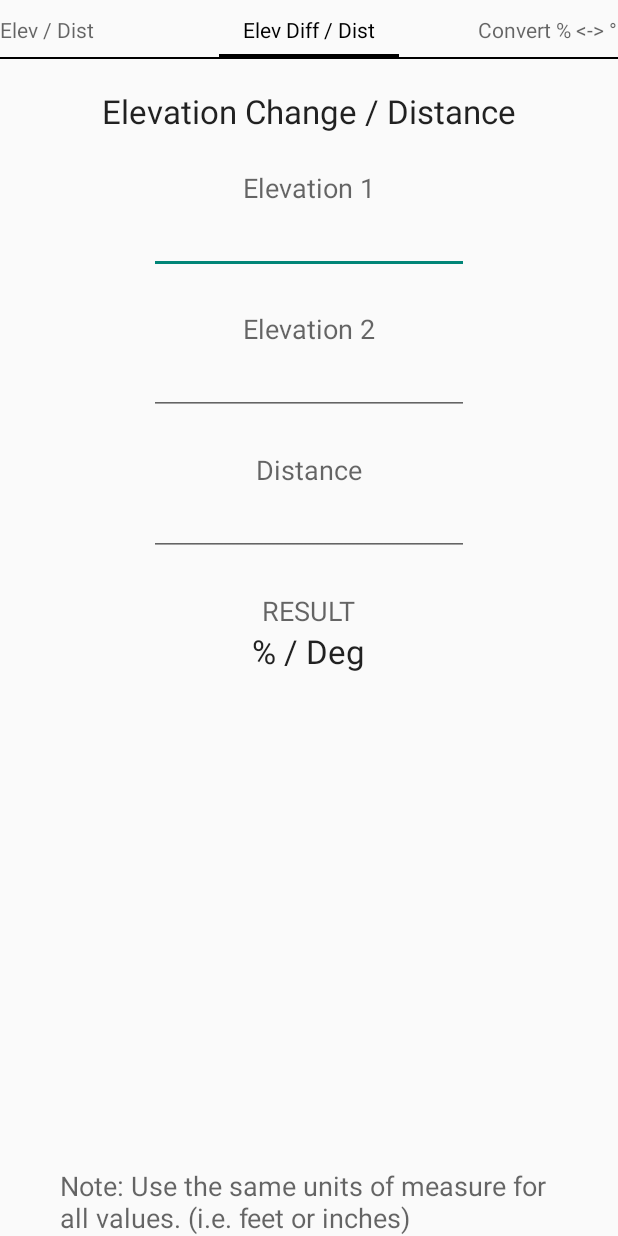
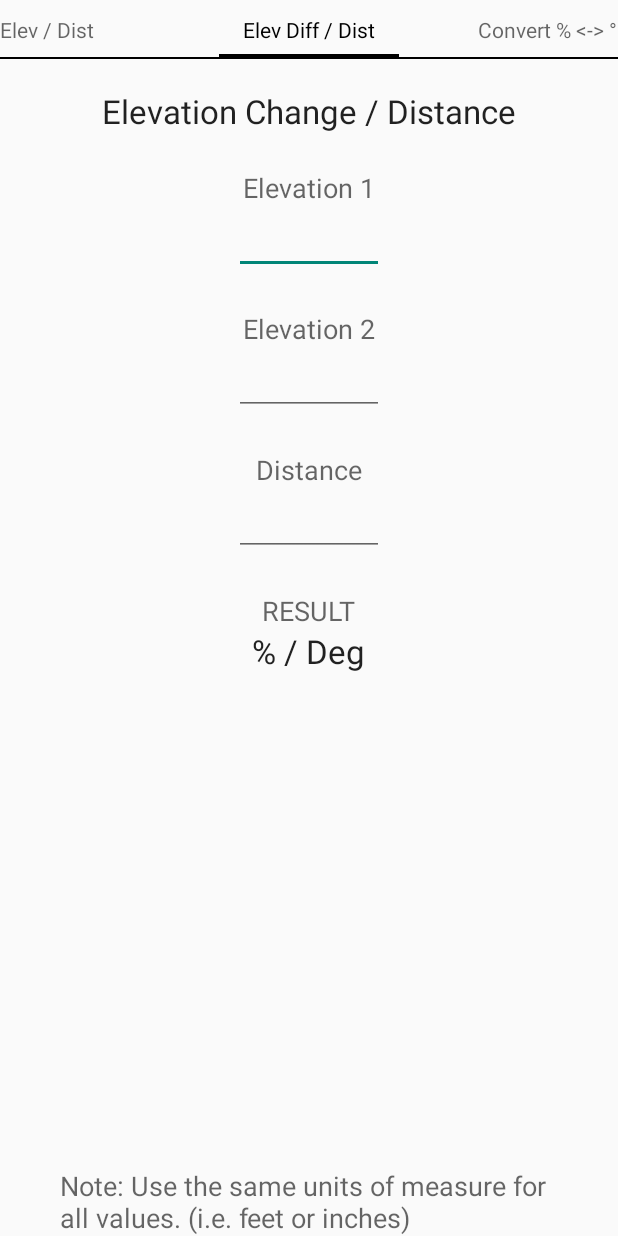
Before and after one commit to TheBogueRat/EAF_Toolkit, an Android app: the SlopeFragment1 screen opened directly, with no data from a screen before it, after a tap on "Elev Diff / Dist", on a phone screen of 412 x 824 dp. Run offline under Robolectric (Android 15) with nearby library versions, the phone set to English and light mode, and no system bars.

Commit message:
Stable Slope Two Tabs Done

```diff
--- a/app/src/main/java/com/bogueratcreations/eaftoolkit/SlopePagerAdapter.java
+++ b/app/src/main/java/com/bogueratcreations/eaftoolkit/SlopePagerAdapter.java
@@ -23,14 +23,11 @@ public class SlopePagerAdapter extends FragmentPagerAdapter {
     public Fragment getItem(int i) {
         switch (i) {
             case 0:
-                SlopeFragment1 sf1 = new SlopeFragment1();
-                return sf1;
+                return new SlopeFragment1();
             case 1:
-                SlopeFragment2 sf2 = new SlopeFragment2();
-                return sf2;
+                return new SlopeFragment2();
             case 2:
-                SlopeFragment3 sf3 = new SlopeFragment3();
-                return sf3;
+                return new SlopeFragment3();
         }
         return null;
     }
--- a/app/src/main/res/layout/fragment_slope2.xml
+++ b/app/src/main/res/layout/fragment_slope2.xml
@@ -24,11 +24,11 @@
         android:layout_centerHorizontal="true" />
 
     <EditText
-        android:layout_width="wrap_content"
+        android:layout_width="100dp"
         android:layout_height="wrap_content"
         android:inputType="numberDecimal"
         android:gravity="center"
-        android:ems="10"
+        android:ems="12"
         android:id="@+id/etSlope2Elev1"
         android:layout_below="@+id/tv2Elev1"
         android:layout_centerHorizontal="true" />
@@ -44,11 +44,11 @@
         android:layout_centerHorizontal="true" />
 
     <EditText
-        android:layout_width="wrap_content"
+        android:layout_width="100dp"
         android:layout_height="wrap_content"
         android:inputType="numberDecimal"
         android:gravity="center"
-        android:ems="10"
+        android:ems="12"
         android:id="@+id/etSlope2Dist"
         android:layout_below="@+id/tv2Dist"
         android:layout_centerHorizontal="true" />
@@ -94,11 +94,11 @@
         android:layout_centerHorizontal="true" />
 
     <EditText
-        android:layout_width="wrap_content"
+        android:layout_width="100dp"
         android:layout_height="wrap_content"
         android:inputType="numberDecimal"
         android:gravity="center"
-        android:ems="10"
+        android:ems="12"
         android:id="@+id/etSlope2Elev2"
         android:layout_below="@+id/tv2Elev2"
         android:layout_centerHorizontal="true" />
--- a/app/src/main/res/layout/fragment_slope3.xml
+++ b/app/src/main/res/layout/fragment_slope3.xml
@@ -19,7 +19,7 @@
         android:layout_height="wrap_content"
         android:inputType="numberDecimal"
         android:gravity="center"
-        android:ems="10"
+        android:ems="12"
         android:id="@+id/etSlope3Per"
         android:layout_below="@+id/tvPer3"
         android:layout_centerHorizontal="true" />
@@ -49,7 +49,7 @@
         android:layout_height="wrap_content"
         android:inputType="numberDecimal"
         android:gravity="center"
-        android:ems="10"
+        android:ems="12"
         android:id="@+id/etSlope3Deg"
         android:layout_below="@+id/tvDeg3"
         android:layout_centerHorizontal="true" />
```
Also changed, not shown: app/src/main/java/com/bogueratcreations/eaftoolkit/SlopeFragment1.java (+35 -18 lines), app/src/main/res/layout/fragment_slope1.xml (+4 -4 lines).
